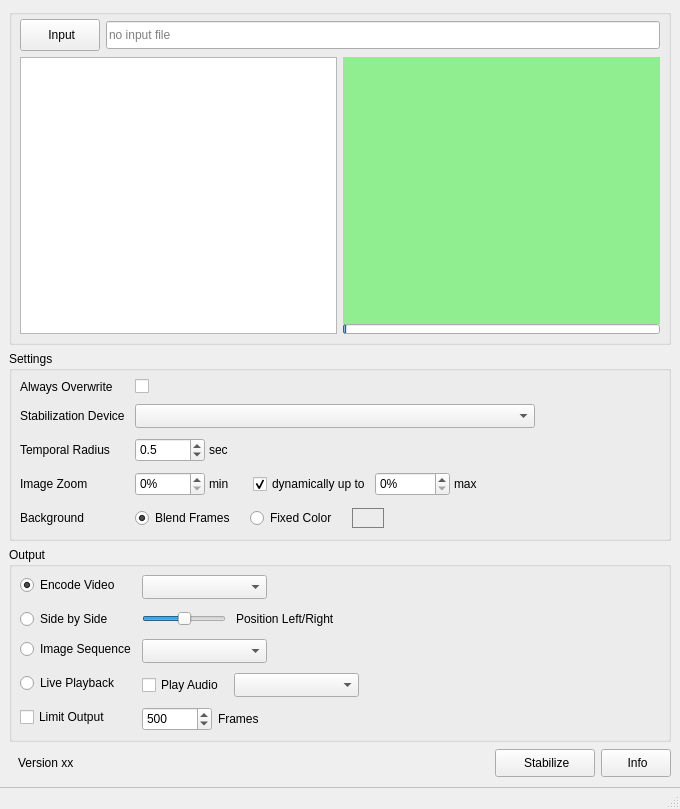
The window that cuvistaGui/cuvistaGui.ui (RainerMtb/cuvista) describes before a commit, drawn with Qt 5.
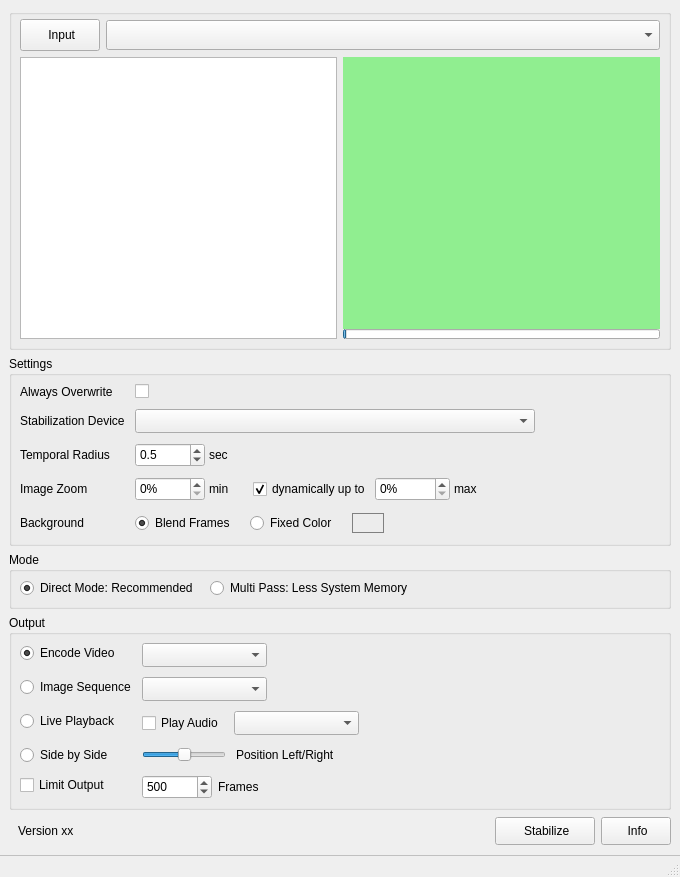
The same window after the commit. Icons and pictures are not drawn. Custom widgets are drawn as their Qt base class.

The edit to the form file:
```diff
--- a/cuvistaGui/cuvistaGui.ui
+++ b/cuvistaGui/cuvistaGui.ui
@@ -7,7 +7,7 @@
     <x>0</x>
     <y>0</y>
     <width>680</width>
-    <height>809</height>
+    <height>877</height>
    </rect>
   </property>
   <property name="sizePolicy">
@@ -92,36 +92,27 @@
           </widget>
          </item>
          <item>
-          <widget class="QLineEdit" name="fileOpen">
-           <property name="enabled">
-            <bool>true</bool>
-           </property>
-           <property name="sizePolicy">
-            <sizepolicy hsizetype="Expanding" vsizetype="Maximum">
-             <horstretch>0</horstretch>
-             <verstretch>0</verstretch>
-            </sizepolicy>
-           </property>
+          <widget class="QComboBox" name="comboInputFile">
            <property name="minimumSize">
             <size>
              <width>350</width>
-             <height>28</height>
+             <height>30</height>
             </size>
            </property>
-           <property name="autoFillBackground">
-            <bool>false</bool>
+           <property name="currentText">
+            <string/>
            </property>
-           <property name="styleSheet">
-            <string notr="true"/>
+           <property name="maxVisibleItems">
+            <number>6</number>
            </property>
-           <property name="frame">
-            <bool>true</bool>
+           <property name="insertPolicy">
+            <enum>QComboBox::InsertPolicy::InsertAtTop</enum>
            </property>
-           <property name="readOnly">
-            <bool>true</bool>
+           <property name="sizeAdjustPolicy">
+            <enum>QComboBox::SizeAdjustPolicy::AdjustToContents</enum>
            </property>
            <property name="placeholderText">
-            <string>no input file</string>
+            <string>no input file selected</string>
            </property>
           </widget>
          </item>
@@ -563,6 +554,60 @@
       </layout>
      </widget>
     </item>
+    <item>
+     <widget class="QGroupBox" name="grpMode">
+      <property name="title">
+       <string>Mode</string>
+      </property>
+      <layout class="QHBoxLayout" name="horizontalLayout_3">
+       <property name="spacing">
+        <number>12</number>
+       </property>
+       <property name="leftMargin">
+        <number>8</number>
+       </property>
+       <property name="topMargin">
+        <number>6</number>
+       </property>
+       <property name="rightMargin">
+        <number>8</number>
+       </property>
+       <property name="bottomMargin">
+        <number>8</number>
+       </property>
+       <item>
+        <widget class="QRadioButton" name="chkModeCombined">
+         <property name="text">
+          <string>Direct Mode: Recommended</string>
+         </property>
+         <property name="checked">
+          <bool>true</bool>
+         </property>
+        </widget>
+       </item>
+       <item>
+        <widget class="QRadioButton" name="chkModeConsecutive">
+         <property name="text">
+          <string>Multi Pass: Less System Memory</string>
+         </property>
+        </widget>
+       </item>
+       <item>
+        <spacer name="horizontalSpacer">
+         <property name="orientation">
+          <enum>Qt::Orientation::Horizontal</enum>
+         </property>
+         <property name="sizeHint" stdset="0">
+          <size>
+           <width>40</width>
+           <height>20</height>
+          </size>
+         </property>
+        </spacer>
+       </item>
+      </layout>
+     </widget>
+    </item>
     <item>
      <widget class="QGroupBox" name="grpOutput">
       <property name="sizePolicy">
@@ -645,77 +690,6 @@
          </item>
         </layout>
        </item>
-       <item row="4" column="0">
-        <widget class="QRadioButton" name="chkStack">
-         <property name="text">
-          <string>Side by Side</string>
-         </property>
-         <attribute name="buttonGroup">
-          <string notr="true">buttonGroupOutput</string>
-         </attribute>
-        </widget>
-       </item>
-       <item row="4" column="1">
-        <layout class="QHBoxLayout" name="hbox2">
-         <property name="spacing">
-          <number>10</number>
-         </property>
-         <item>
-          <widget class="QSlider" name="slideStack">
-           <property name="sizePolicy">
-            <sizepolicy hsizetype="Preferred" vsizetype="Fixed">
-             <horstretch>0</horstretch>
-             <verstretch>0</verstretch>
-            </sizepolicy>
-           </property>
-           <property name="minimumSize">
-            <size>
-             <width>80</width>
-             <height>0</height>
-            </size>
-           </property>
-           <property name="maximumSize">
-            <size>
-             <width>16777215</width>
-             <height>16777215</height>
-            </size>
-           </property>
-           <property name="toolTip">
-            <string>&lt;html&gt;&lt;head/&gt;&lt;body&gt;&lt;p&gt;indicates what section of input and output is used for stacking&lt;/p&gt;&lt;p&gt;left ... middle ... rightmost part of video&lt;/p&gt;&lt;/body&gt;&lt;/html&gt;</string>
-           </property>
-           <property name="minimum">
-            <number>-100</number>
-           </property>
-           <property name="maximum">
-            <number>100</number>
-           </property>
-           <property name="orientation">
-            <enum>Qt::Orientation::Horizontal</enum>
-           </property>
-          </widget>
-         </item>
-         <item>
-          <widget class="QLabel" name="lblStack">
-           <property name="text">
-            <string>Position Left/Right</string>
-           </property>
-          </widget>
-         </item>
-         <item>
-          <spacer name="horizontalSpacer_3">
-           <property name="orientation">
-            <enum>Qt::Orientation::Horizontal</enum>
-           </property>
-           <property name="sizeHint" stdset="0">
-            <size>
-             <width>40</width>
-             <height>20</height>
-            </size>
-           </property>
-          </spacer>
-         </item>
-        </layout>
-       </item>
        <item row="5" column="0">
         <widget class="QRadioButton" name="chkSequence">
          <property name="text">
@@ -766,14 +740,14 @@
          </attribute>
         </widget>
        </item>
-       <item row="7" column="0">
+       <item row="8" column="0">
         <widget class="QCheckBox" name="chkFrameLimit">
          <property name="text">
           <string>Limit Output</string>
          </property>
         </widget>
        </item>
-       <item row="7" column="1">
+       <item row="8" column="1">
         <layout class="QHBoxLayout" name="layLimit">
          <property name="spacing">
           <number>6</number>
@@ -868,6 +842,80 @@
          </item>
         </layout>
        </item>
+       <item row="7" column="0">
+        <widget class="QRadioButton" name="chkStack">
+         <property name="toolTip">
+          <string>stack input and output video horizontally for comparison</string>
+         </property>
+         <property name="text">
+          <string>Side by Side</string>
+         </property>
+         <attribute name="buttonGroup">
+          <string notr="true">buttonGroupOutput</string>
+         </attribute>
+        </widget>
+       </item>
+       <item row="7" column="1">
+        <layout class="QHBoxLayout" name="hbox2">
+         <property name="spacing">
+          <number>10</number>
+         </property>
+         <item>
+          <widget class="DoubleClickSlider" name="slideStack">
+           <property name="sizePolicy">
+            <sizepolicy hsizetype="Preferred" vsizetype="Fixed">
+             <horstretch>0</horstretch>
+             <verstretch>0</verstretch>
+            </sizepolicy>
+           </property>
+           <property name="minimumSize">
+            <size>
+             <width>80</width>
+             <height>0</height>
+            </size>
+           </property>
+           <property name="maximumSize">
+            <size>
+             <width>16777215</width>
+             <height>16777215</height>
+            </size>
+           </property>
+           <property name="toolTip">
+            <string>&lt;html&gt;&lt;head/&gt;&lt;body&gt;&lt;p&gt;indicates what section of input and output is used for stacking&lt;/p&gt;&lt;p&gt;left ... middle ... rightmost part of video&lt;/p&gt;&lt;/body&gt;&lt;/html&gt;</string>
+           </property>
+           <property name="minimum">
+            <number>-100</number>
+           </property>
+           <property name="maximum">
+            <number>100</number>
+           </property>
+           <property name="orientation">
+            <enum>Qt::Orientation::Horizontal</enum>
+           </property>
+          </widget>
+         </item>
+         <item>
+          <widget class="QLabel" name="lblStack">
+           <property name="text">
+            <string>Position Left/Right</string>
+           </property>
+          </widget>
+         </item>
+         <item>
+          <spacer name="horizontalSpacer_3">
+           <property name="orientation">
+            <enum>Qt::Orientation::Horizontal</enum>
+           </property>
+           <property name="sizeHint" stdset="0">
+            <size>
+             <width>40</width>
+             <height>20</height>
+            </size>
+           </property>
+          </spacer>
+         </item>
+        </layout>
+       </item>
       </layout>
      </widget>
     </item>
@@ -999,6 +1047,11 @@
    <extends>QLabel</extends>
    <header>ClickLabel.h</header>
   </customwidget>
+  <customwidget>
+   <class>DoubleClickSlider</class>
+   <extends>QSlider</extends>
+   <header>DoubleClickSlider.h</header>
+  </customwidget>
  </customwidgets>
  <tabstops>
   <tabstop>btnOpen</tabstop>
```
Left out of the diff: 23 changed lines with no effect on the pictures.
